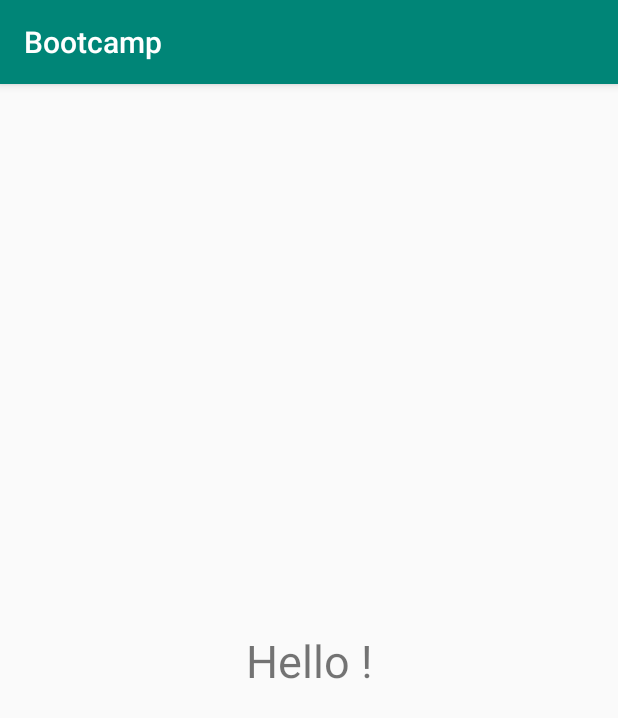
After one commit to seboll13/Bootcamp, an Android app: the GreetingActivity screen opened directly, with no data from a screen before it, on a phone screen of 412 x 824 dp. The commit adds this screen. Shown: the top 718 px of the screen. Run offline under Robolectric (Android 15) with nearby library versions, the phone set to English and light mode, and no system bars.

Commit message:
added a new activity

```diff
--- a/app/build.gradle
+++ b/app/build.gradle
@@ -30,6 +30,7 @@ dependencies {
     implementation fileTree(dir: 'libs', include: ['*.jar'])
     implementation 'androidx.appcompat:appcompat:1.0.2'
     implementation 'androidx.constraintlayout:constraintlayout:1.1.3'
+    implementation 'com.google.android.material:material:1.0.0'
     testImplementation 'junit:junit:4.12'
     androidTestImplementation 'androidx.test.ext:junit:1.1.0'
     androidTestImplementation 'androidx.test.espresso:espresso-core:3.1.1'
--- a/app/src/main/AndroidManifest.xml
+++ b/app/src/main/AndroidManifest.xml
@@ -9,6 +9,7 @@
         android:roundIcon="@mipmap/ic_launcher_round"
         android:supportsRtl="true"
         android:theme="@style/AppTheme">
+        <activity android:name=".GreetingActivity"></activity>
         <activity android:name=".MainActivity">
             <intent-filter>
                 <action android:name="android.intent.action.MAIN" />
--- /dev/null
+++ b/app/src/main/java/ch/epfl/sdp/GreetingActivity.java
@@ -0,0 +1,14 @@
+package ch.epfl.sdp;
+
+import androidx.appcompat.app.AppCompatActivity;
+
+import android.os.Bundle;
+
+public class GreetingActivity extends AppCompatActivity {
+
+    @Override
+    protected void onCreate(Bundle savedInstanceState) {
+        super.onCreate(savedInstanceState);
+        setContentView(R.layout.activity_greeting);
+    }
+}
--- /dev/null
+++ b/app/src/main/res/layout/activity_greeting.xml
@@ -0,0 +1,19 @@
+<?xml version="1.0" encoding="utf-8"?>
+<androidx.constraintlayout.widget.ConstraintLayout xmlns:android="http://schemas.android.com/apk/res/android"
+    xmlns:app="http://schemas.android.com/apk/res-auto"
+    xmlns:tools="http://schemas.android.com/tools"
+    android:layout_width="match_parent"
+    android:layout_height="match_parent"
+    tools:context=".GreetingActivity">
+
+    <TextView
+        android:id="@+id/greetingMessage"
+        android:layout_width="wrap_content"
+        android:layout_height="wrap_content"
+        android:text="Hello !"
+        android:textSize="30sp"
+        app:layout_constraintBottom_toBottomOf="parent"
+        app:layout_constraintEnd_toEndOf="parent"
+        app:layout_constraintStart_toStartOf="parent"
+        app:layout_constraintTop_toTopOf="parent" />
+</androidx.constraintlayout.widget.ConstraintLayout>
--- a/app/src/main/res/layout/activity_main.xml
+++ b/app/src/main/res/layout/activity_main.xml
@@ -33,6 +33,7 @@
         android:id="@+id/mainGoButton"
         android:layout_width="wrap_content"
         android:layout_height="wrap_content"
+        android:onClick="sendMessage"
         android:text="Push me"
         app:layout_constraintBottom_toBottomOf="parent"
         app:layout_constraintEnd_toEndOf="parent"
--- /dev/null
+++ b/app/src/main/res/values/dimens.xml
@@ -0,0 +1,3 @@
+<resources>
+    <dimen name="fab_margin">16dp</dimen>
+</resources>
--- a/app/src/main/res/values/strings.xml
+++ b/app/src/main/res/values/strings.xml
@@ -1,3 +1,4 @@
 <resources>
     <string name="app_name">Bootcamp</string>
+    <string name="title_activity_greeting">GreetingActivity</string>
 </resources>
```
Also changed, not shown: app/src/main/java/ch/epfl/sdp/MainActivity.java (+14 -0 lines), app/src/main/res/values/styles.xml (+9 -0 lines), 1 other file.
